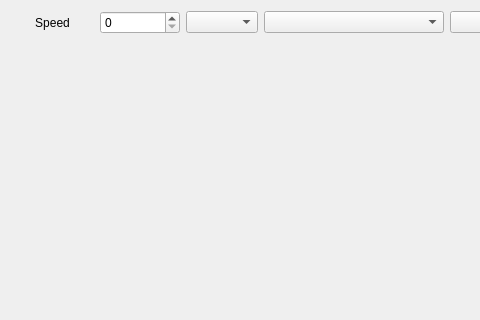
Qt form sorting-algorithm-visualization/mainwindow.ui (keiorkt/Sorting-Algorithm-Visualization) before a commit; both pictures show x 0 to 480 and y 0 to 320 of the 725 by 700 pixel window.
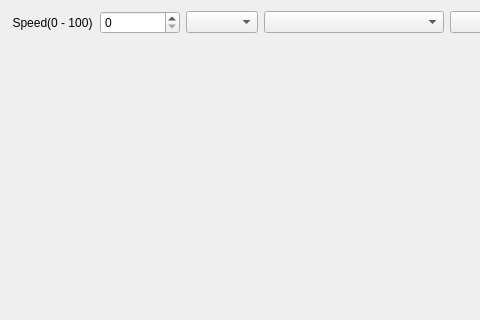
The same form after that commit.

Diff of the .ui file:
```diff
--- a/sorting-algorithm-visualization/mainwindow.ui
+++ b/sorting-algorithm-visualization/mainwindow.ui
@@ -116,7 +116,7 @@
       <item row="0" column="0">
        <widget class="QLabel" name="label">
         <property name="text">
-         <string>Speed</string>
+         <string>Speed(0 - 100)</string>
         </property>
         <property name="alignment">
          <set>Qt::AlignCenter</set>
```
